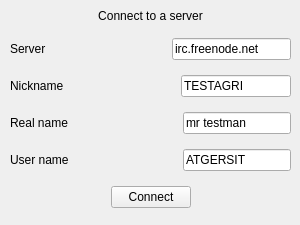
The window that connectwindow.ui (agricola/irc-client2) describes before a commit, drawn with Qt 5.
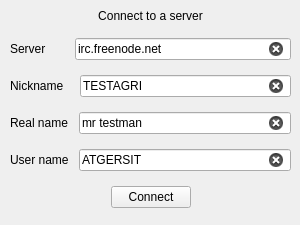
The same window after the commit.

Commit message: UI improvements to connect window

Diff of the .ui file:
```diff
--- a/connectwindow.ui
+++ b/connectwindow.ui
@@ -96,9 +96,12 @@
           <property name="orientation">
            <enum>Qt::Horizontal</enum>
           </property>
+          <property name="sizeType">
+           <enum>QSizePolicy::Preferred</enum>
+          </property>
           <property name="sizeHint" stdset="0">
            <size>
-            <width>40</width>
+            <width>23</width>
             <height>20</height>
            </size>
           </property>
@@ -125,7 +128,7 @@
            <string/>
           </property>
           <property name="clearButtonEnabled">
-           <bool>false</bool>
+           <bool>true</bool>
           </property>
          </widget>
         </item>
@@ -145,9 +148,12 @@
           <property name="orientation">
            <enum>Qt::Horizontal</enum>
           </property>
+          <property name="sizeType">
+           <enum>QSizePolicy::Preferred</enum>
+          </property>
           <property name="sizeHint" stdset="0">
            <size>
-            <width>40</width>
+            <width>10</width>
             <height>20</height>
            </size>
           </property>
@@ -158,6 +164,9 @@
           <property name="text">
            <string>TESTAGRI</string>
           </property>
+          <property name="clearButtonEnabled">
+           <bool>true</bool>
+          </property>
          </widget>
         </item>
        </layout>
@@ -176,9 +185,12 @@
           <property name="orientation">
            <enum>Qt::Horizontal</enum>
           </property>
+          <property name="sizeType">
+           <enum>QSizePolicy::Preferred</enum>
+          </property>
           <property name="sizeHint" stdset="0">
            <size>
-            <width>40</width>
+            <width>5</width>
             <height>20</height>
            </size>
           </property>
@@ -189,6 +201,9 @@
           <property name="text">
            <string>mr testman</string>
           </property>
+          <property name="clearButtonEnabled">
+           <bool>true</bool>
+          </property>
          </widget>
         </item>
        </layout>
@@ -207,9 +222,12 @@
           <property name="orientation">
            <enum>Qt::Horizontal</enum>
           </property>
+          <property name="sizeType">
+           <enum>QSizePolicy::Preferred</enum>
+          </property>
           <property name="sizeHint" stdset="0">
            <size>
-            <width>40</width>
+            <width>4</width>
             <height>20</height>
            </size>
           </property>
@@ -226,6 +244,9 @@
           <property name="text">
            <string>ATGERSIT</string>
           </property>
+          <property name="clearButtonEnabled">
+           <bool>true</bool>
+          </property>
          </widget>
         </item>
        </layout>
```
The commit also changes 2 other files.
